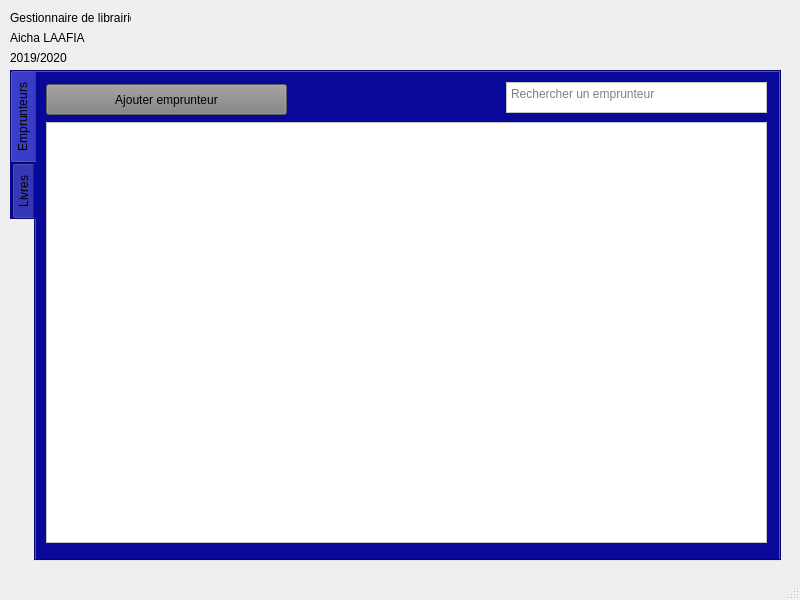
Above: mainwindow.ui from MouaadAitSaid/LibraryManagerQt before the change. Below: the same form after it.
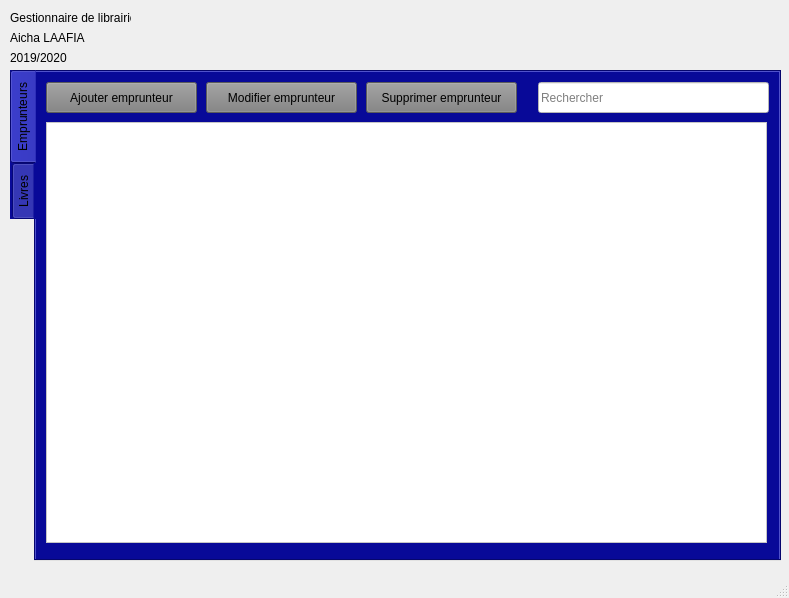
That is the form after the change. The open tabs and pages were chosen to show the change. Icons and pictures are not drawn.

Commit message: Emprunteur Crud Finis

Diff of the .ui file:
```diff
--- a/mainwindow.ui
+++ b/mainwindow.ui
@@ -6,8 +6,8 @@
    <rect>
     <x>0</x>
     <y>0</y>
-    <width>800</width>
-    <height>600</height>
+    <width>789</width>
+    <height>598</height>
    </rect>
   </property>
   <property name="windowTitle">
@@ -64,8 +64,8 @@
       <property name="geometry">
        <rect>
         <x>10</x>
-        <y>12</y>
-        <width>241</width>
+        <y>10</y>
+        <width>151</width>
         <height>31</height>
        </rect>
       </property>
@@ -80,20 +80,63 @@
         <normaloff>assets/tabEmpIcon.png</normaloff>assets/tabEmpIcon.png</iconset>
       </property>
      </widget>
-     <widget class="QTextEdit" name="empSearchArea">
+     <widget class="QLineEdit" name="empSearchArea">
       <property name="geometry">
        <rect>
-        <x>470</x>
+        <x>502</x>
         <y>10</y>
-        <width>261</width>
+        <width>231</width>
         <height>31</height>
        </rect>
       </property>
       <property name="styleSheet">
-       <string notr="true">background-color:white</string>
+       <string notr="true">background-color: white</string>
+      </property>
+      <property name="text">
+       <string/>
       </property>
       <property name="placeholderText">
-       <string>Rechercher un emprunteur</string>
+       <string>Rechercher </string>
+      </property>
+     </widget>
+     <widget class="QPushButton" name="editEmpButton">
+      <property name="geometry">
+       <rect>
+        <x>170</x>
+        <y>10</y>
+        <width>151</width>
+        <height>31</height>
+       </rect>
+      </property>
+      <property name="styleSheet">
+       <string notr="true">background-color:grey</string>
+      </property>
+      <property name="text">
+       <string>Modifier emprunteur</string>
+      </property>
+      <property name="icon">
+       <iconset>
+        <normaloff>assets/tabEmpIcon.png</normaloff>assets/tabEmpIcon.png</iconset>
+      </property>
+     </widget>
+     <widget class="QPushButton" name="delEmpButton">
+      <property name="geometry">
+       <rect>
+        <x>330</x>
+        <y>10</y>
+        <width>151</width>
+        <height>31</height>
+       </rect>
+      </property>
+      <property name="styleSheet">
+       <string notr="true">background-color:grey</string>
+      </property>
+      <property name="text">
+       <string>Supprimer emprunteur</string>
+      </property>
+      <property name="icon">
+       <iconset>
+        <normaloff>assets/tabEmpIcon.png</normaloff>assets/tabEmpIcon.png</iconset>
       </property>
      </widget>
     </widget>
```
Left out of the diff: 10 changed lines with no effect on the pictures. The commit also changes 17 other files.
